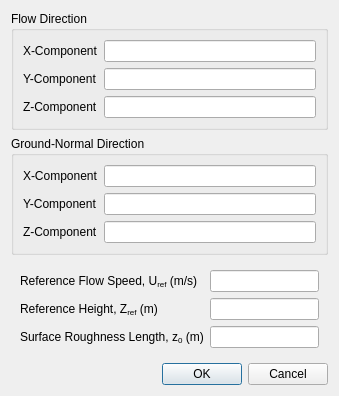
Above: view/setup/boundary_conditions/ABL_inlet_dialog.ui from nextfoam/baram before the change. Below: the same form after it.
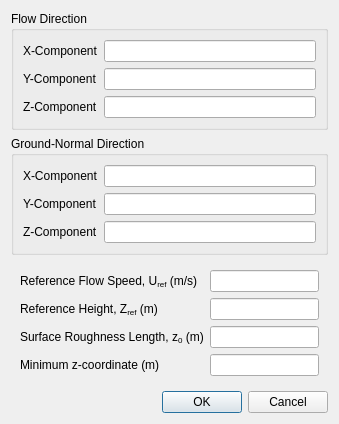
That is the form after the change.

```diff
--- a/view/setup/boundary_conditions/ABL_inlet_dialog.ui
+++ b/view/setup/boundary_conditions/ABL_inlet_dialog.ui
@@ -7,7 +7,7 @@
     <x>0</x>
     <y>0</y>
     <width>339</width>
-    <height>384</height>
+    <height>412</height>
    </rect>
   </property>
   <property name="windowTitle">
@@ -203,6 +203,16 @@
            </property>
           </widget>
          </item>
+         <item row="3" column="0">
+          <widget class="QLabel" name="label_10">
+           <property name="text">
+            <string>Minimum z-coordinate (m)</string>
+           </property>
+          </widget>
+         </item>
+         <item row="3" column="1">
+          <widget class="QLineEdit" name="minimumZCoordinate"/>
+         </item>
         </layout>
        </widget>
       </item>
```
